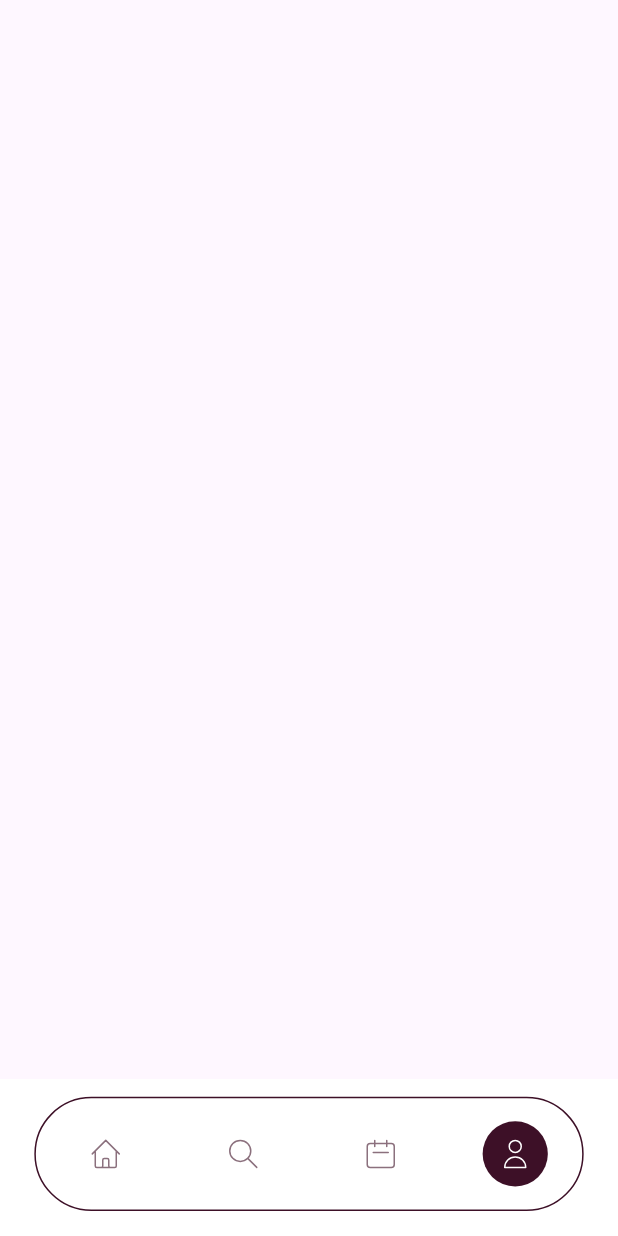
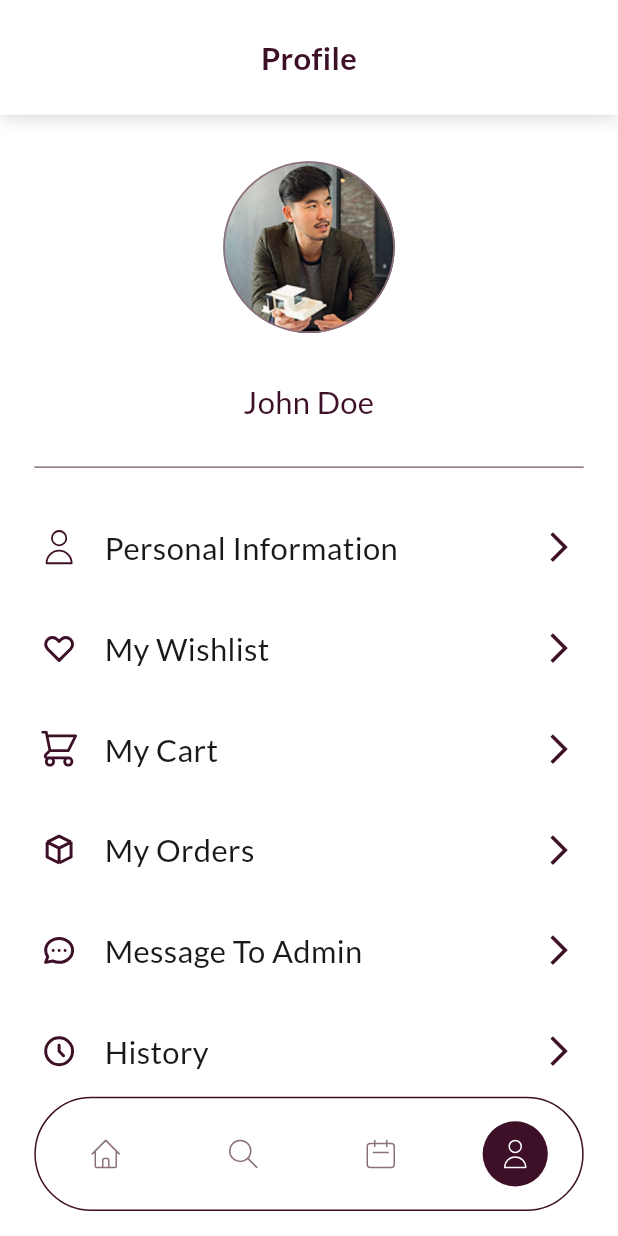
Before and after one commit to nahiduzzaman11/BarBar-App, a Flutter app: the NavigationScreen screen opened by its route, item 4 of the bottom bar chosen, on a phone screen of 412 x 824 dp. Run offline on Flutter 3.47's test engine with Material 3 defaults, Android fonts, the light colour scheme and no system bars; our stand-ins replace carousel_slider, dots_indicator, flutter_screenutil, flutter_svg, get, google_fonts and 1 more.

Commit message:
profile_screen design

```diff
--- a/lib/utils/icons/app_icons.dart
+++ b/lib/utils/icons/app_icons.dart
@@ -18,6 +18,14 @@ class AppIcons {
   static const String card = "$basePath/card.svg";
   static const String cart = "$basePath/cart.svg";
 
+  static const String history = "$basePath/history.svg";
+  static const String logout = "$basePath/logout.svg";
+  static const String message = "$basePath/message.svg";
+  static const String orders = "$basePath/orders.svg";
+  static const String settings = "$basePath/settings.svg";
+  static const String support = "$basePath/support.svg";
+  static const String wishlist = "$basePath/wishlist.svg";
+
 
   static const String bell = "$basePath/bell.png";
   static const String search = "$basePath/search.png";
--- a/lib/view/screesns/appointment/appointment_screen.dart
+++ b/lib/view/screesns/appointment/appointment_screen.dart
@@ -1,13 +1,9 @@
 import 'package:barbar_app/core/route/app_route.dart';
 import 'package:barbar_app/utils/colors/app_colors.dart';
-import 'package:barbar_app/utils/icons/app_icons.dart';
-import 'package:barbar_app/utils/images/app_images.dart';
 import 'package:barbar_app/view/widgets/app_bar/custom_app_bar.dart';
 import 'package:barbar_app/view/widgets/appointment_card/custom_appointment_card.dart';
 import 'package:barbar_app/view/widgets/button/custom_button.dart';
-import 'package:barbar_app/view/widgets/image/custom_image.dart';
 import 'package:barbar_app/view/widgets/tab_bar/custom_tab_bar.dart';
-import 'package:barbar_app/view/widgets/text/custom_row_text.dart';
 import 'package:barbar_app/view/widgets/text/custom_text.dart';
 import 'package:flutter/material.dart';
 import 'package:flutter_screenutil/flutter_screenutil.dart';
--- /dev/null
+++ b/lib/view/screesns/profile/inner_widgets/profile_card.dart
@@ -0,0 +1,59 @@
+import 'package:barbar_app/utils/colors/app_colors.dart';
+import 'package:barbar_app/view/widgets/image/custom_image.dart';
+import 'package:barbar_app/view/widgets/text/custom_text.dart';
+import 'package:flutter/material.dart';
+import 'package:flutter_screenutil/flutter_screenutil.dart';
+
+class ProfileCard extends StatelessWidget {
+  const ProfileCard(
+      {super.key,
+      required this.imageSrc,
+      required this.title,
+      this.onTap,
+      this.isIcon = true});
+
+  final String imageSrc;
+  final String title;
+  final VoidCallback? onTap;
+  final bool? isIcon;
+
+  @override
+  Widget build(BuildContext context) {
+    return GestureDetector(
+      onTap: onTap,
+      child: Container(
+        width: MediaQuery.of(context).size.width,
+        padding: EdgeInsets.symmetric(vertical: 8.h, horizontal: 4.w),
+        child: Row(
+          crossAxisAlignment: CrossAxisAlignment.center,
+          mainAxisAlignment: MainAxisAlignment.spaceBetween,
+          children: [
+            Row(
+              crossAxisAlignment: CrossAxisAlignment.center,
+              children: [
+                CustomImage(
+                  imageSrc: imageSrc,
+                  imageType: ImageType.svg,
+                  size: 20.h,
+                  imageColor: AppColors.purple_100,
+                ),
+                CustomText(
+                  text: title,
+                  fontSize: 18.sp,
+                  fontWeight: FontWeight.w500,
+                  color: AppColors.white_10,
+                  left: 16.w,
+                ),
+              ],
+            ),
+            isIcon == true ? Icon(
+              Icons.arrow_forward_ios_outlined,
+              size: 20.h,
+              color: AppColors.purple_100,
+            ) : const SizedBox(),
+          ],
+        ),
+      ),
+    );
+  }
+}
--- a/lib/view/screesns/profile/profile_screen.dart
+++ b/lib/view/screesns/profile/profile_screen.dart
@@ -1,4 +1,12 @@
+import 'package:barbar_app/utils/colors/app_colors.dart';
+import 'package:barbar_app/utils/icons/app_icons.dart';
+import 'package:barbar_app/utils/images/app_images.dart';
+import 'package:barbar_app/view/screesns/profile/inner_widgets/profile_card.dart';
+import 'package:barbar_app/view/widgets/app_bar/custom_app_bar.dart';
+import 'package:barbar_app/view/widgets/pop_up/custom_pop_up.dart';
+import 'package:barbar_app/view/widgets/text/custom_text.dart';
 import 'package:flutter/material.dart';
+import 'package:flutter_screenutil/flutter_screenutil.dart';
 
 class ProfileScreen extends StatefulWidget {
   const ProfileScreen({super.key});
@@ -10,6 +18,92 @@ class ProfileScreen extends StatefulWidget {
 class _ProfileScreenState extends State<ProfileScreen> {
   @override
   Widget build(BuildContext context) {
-    return const SafeArea(child: Scaffold());
+    return SafeArea(
+      top: true,
+      child: Scaffold(
+        extendBody: true,
+        backgroundColor: AppColors.white_100,
+        appBar: CustomAppBar(
+          spreadRadius: 0.r,
+          appBarHeight: 64.h,
+          appBarContent: Align(
+            alignment: Alignment.center,
+            child: CustomText(
+              text: "Profile",
+              fontSize: 18.sp,
+              color: AppColors.purple_100,
+              fontWeight: FontWeight.w600,
+            ),
+          ),
+        ),
+        body: SingleChildScrollView(
+          padding: EdgeInsets.symmetric(horizontal: 20.w, vertical: 24.h),
+          physics: const ClampingScrollPhysics(),
+          child: Column(
+            crossAxisAlignment: CrossAxisAlignment.center,
+            children: [
+              Container(
+                height: 100.h,
+                width: 100.w,
+                decoration: BoxDecoration(
+                  shape: BoxShape.circle,
+                  border: Border.all(color: AppColors.purple_60, width: 1.w),
+                  image: const DecorationImage(
+                    image: AssetImage(AppImages.profile),
+                    fit: BoxFit.fill,
+                  ),
+                ),
+              ),
+              CustomText(
+                text: "John Doe",
+                top: 24.h,
+                fontSize: 18.sp,
+                color: AppColors.purple_100,
+                fontWeight: FontWeight.w500,
+              ),
+              SizedBox(height: 24.h),
+              Divider(height: 1.h, color: AppColors.purple_60),
+              SizedBox(height: 24.h),
+              const ProfileCard(
+                  imageSrc: AppIcons.user, title: "Personal Information"),
+              SizedBox(height: 16.h),
+              const ProfileCard(
+                  imageSrc: AppIcons.wishlist, title: "My Wishlist"),
+              SizedBox(height: 16.h),
+              const ProfileCard(imageSrc: AppIcons.cart, title: "My Cart"),
+              SizedBox(height: 16.h),
+              const ProfileCard(imageSrc: AppIcons.orders, title: "My Orders"),
+              SizedBox(height: 16.h),
+              const ProfileCard(
+                  imageSrc: AppIcons.message, title: "Message To Admin"),
+              SizedBox(height: 16.h),
+              const ProfileCard(imageSrc: AppIcons.history, title: "History"),
+              SizedBox(height: 16.h),
+              const ProfileCard(imageSrc: AppIcons.settings, title: "Settings"),
+              SizedBox(height: 16.h),
+              const ProfileCard(imageSrc: AppIcons.support, title: "Support"),
+              SizedBox(height: 16.h),
+              Divider(height: 1.h, color: AppColors.purple_100),
+              SizedBox(height: 16.h),
+              ProfileCard(
+                imageSrc: AppIcons.logout,
+                title: "Logout",
+                isIcon: false,
+                onTap: () {
+                  showDialog(
+                    context: context,
+                    builder: (context) {
+                      return const CustomPopUp(
+                        title: "Do you want to logout your profile?",
+                      );
+                    },
+                  );
+                },
+              ),
+            ],
+          ),
+        ),
+      ),
+    );
   }
 }
```
Also changed, not shown: assets/icons/history.svg (added), assets/icons/logout.svg (added), assets/icons/message.svg (added), assets/icons/orders.svg (added), assets/icons/settings.svg (added), assets/icons/support.svg (added), assets/icons/wishlist.svg (added).
